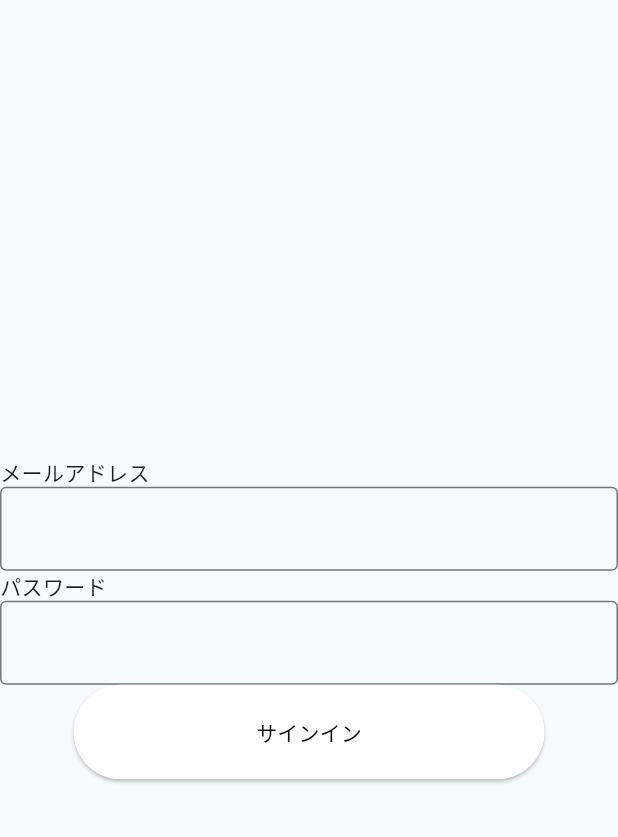
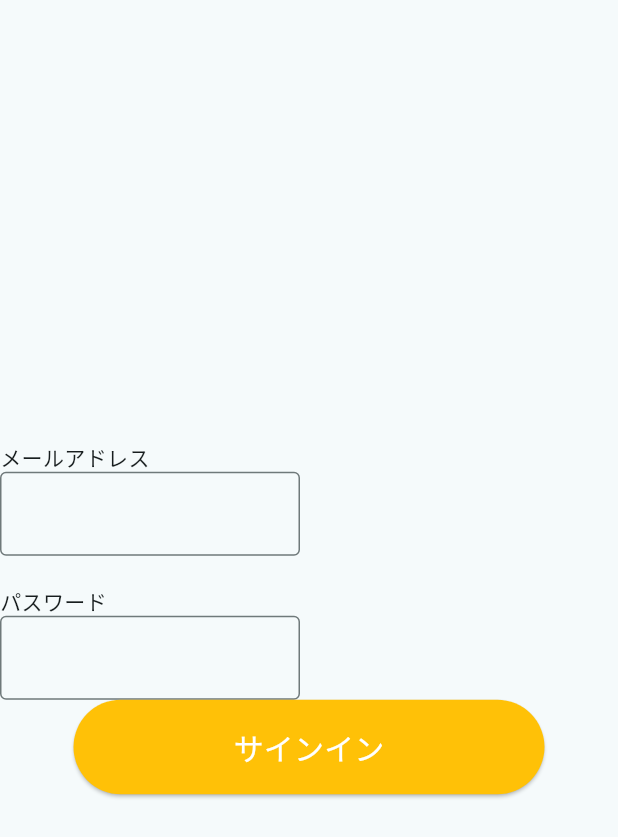
Before and after one commit to Yoshida-koshi/yumemi-pg-hackathon-team1, a Flutter app: the loginPage screen opened directly, on a phone screen of 412 x 824 dp. Shown: the top 837 px of the screen. Run offline on Flutter 3.47's test engine with Material 3 defaults, Android fonts, the phone set to English and light mode, and no system bars.

Commit message:
Update 41.dart

```diff
--- a/frontend/lib/41.dart
+++ b/frontend/lib/41.dart
@@ -1,6 +1,7 @@
 import 'package:flutter/material.dart';
 import 'koumoku.dart';
 
+//ログインページ
 class loginPage extends StatefulWidget {
   const loginPage({Key? key}) : super(key: key);
 
@@ -19,15 +20,21 @@ class _createPageState extends State<loginPage>{
           crossAxisAlignment: CrossAxisAlignment.start,
           children: [
             Text("メールアドレス"),
-            TextField(
-              decoration: InputDecoration(
-                border: OutlineInputBorder(),
+            Container(
+              width: 200,
+              child: TextField(
+                decoration: InputDecoration(
+                  border: OutlineInputBorder(),
+                ),
               ),
             ),
-            Text("パスワード"),
-            TextField(
-              decoration: InputDecoration(
-                border: OutlineInputBorder(),
+            Text("\nパスワード"),
+            Container(
+              width: 200,
+              child: TextField(
+                decoration: InputDecoration(
+                  border: OutlineInputBorder(),
+                ),
               ),
             ),
             Row(
@@ -39,11 +46,12 @@ class _createPageState extends State<loginPage>{
                   },
                   style: ElevatedButton.styleFrom(
                     minimumSize: Size(314, 63),
-                    backgroundColor: Colors.white,
+                    backgroundColor: Colors.amber,
                   ),
                   child: Text("サインイン",
                   style: TextStyle(
-                    color: Colors.black
+                    color: Colors.white,
+                    fontSize: 20
                   ),
                   ),
               ),
```
